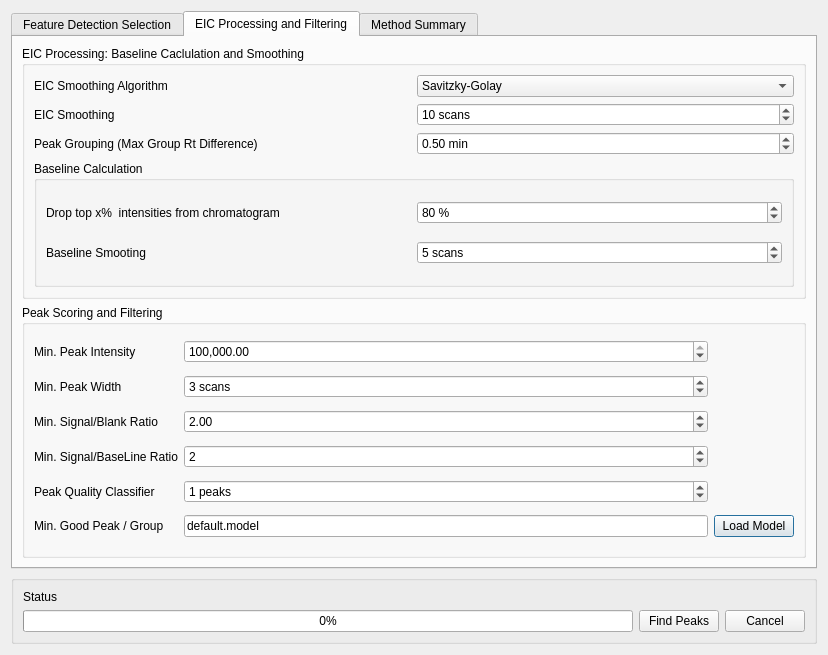
Before: the Qt Designer form mzroll/forms/peakdetectiondialog.ui in ElucidataInc/ElMaven, drawn with Qt 5.
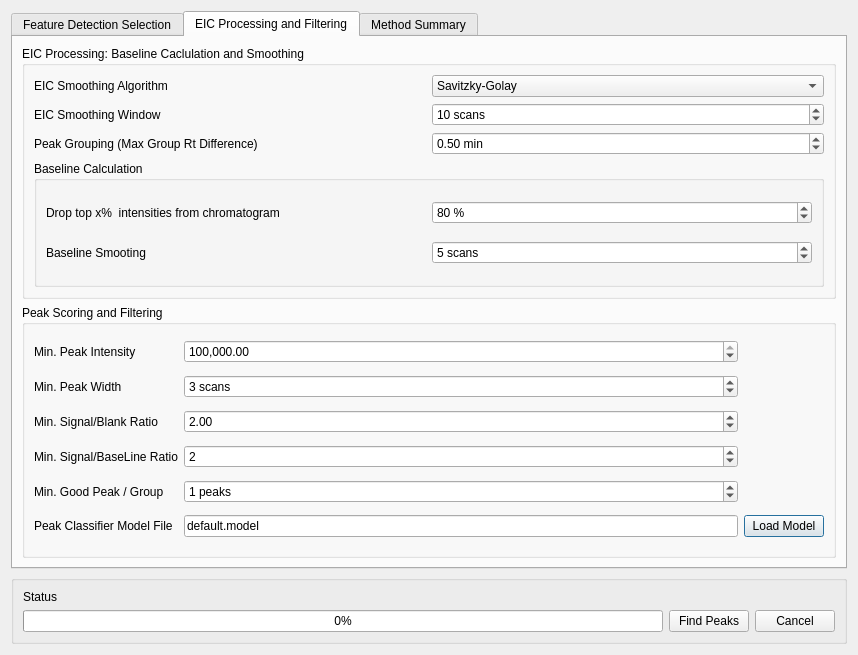
After: the same form once the commit is applied.

The edit to the form file:
```diff
--- a/mzroll/forms/peakdetectiondialog.ui
+++ b/mzroll/forms/peakdetectiondialog.ui
@@ -6,7 +6,7 @@
    <rect>
     <x>0</x>
     <y>0</y>
-    <width>828</width>
+    <width>858</width>
     <height>655</height>
    </rect>
   </property>
@@ -438,7 +438,7 @@
           <item row="7" column="0">
            <widget class="QLabel" name="label_5">
             <property name="text">
-             <string>Min. Good Peak / Group</string>
+             <string>Peak Classifier Model File</string>
             </property>
            </widget>
           </item>
@@ -502,7 +502,7 @@
           <item row="6" column="0">
            <widget class="QLabel" name="label_100">
             <property name="text">
-             <string>Peak Quality Classifier</string>
+             <string>Min. Good Peak / Group</string>
             </property>
            </widget>
           </item>
@@ -525,18 +525,18 @@
           </item>
           <item row="2" column="1">
            <widget class="QDoubleSpinBox" name="minGroupIntensity">
+            <property name="suffix">
+             <string/>
+            </property>
+            <property name="maximum">
+             <double>999999999.000000000000000</double>
+            </property>
+            <property name="value">
+             <double>1000000.000000000000000</double>
+            </property>
             <property name="showGroupSeparator" stdset="0">
              <bool>true</bool>
             </property>
-            <property name="suffix">
-             <string> </string>
-            </property>
-            <property name="maximum">
-             <double>999999999.000000000000000</double>
-            </property>
-            <property name="value">
-             <double>1000000.000000000000000</double>
-            </property>
            </widget>
           </item>
           <item row="5" column="1">
@@ -637,7 +637,7 @@
           <item row="1" column="0">
            <widget class="QLabel" name="label_13">
             <property name="text">
-             <string>EIC Smoothing</string>
+             <string>EIC Smoothing Window</string>
             </property>
            </widget>
           </item>
```
